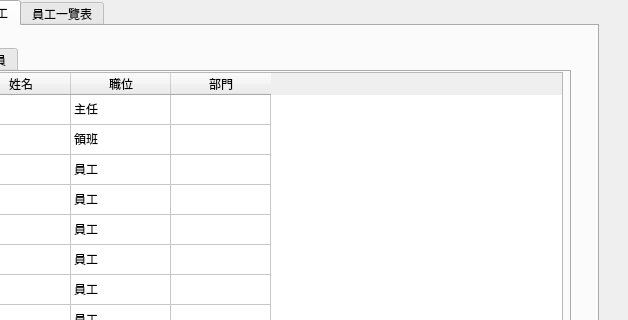
This is gui/mainwindow.ui in jason281/SE_Project as Qt 5 draws it before an edit; both pictures show x 172 to 800 and y 0 to 320 of the 800 by 588 pixel window. The edited form follows.
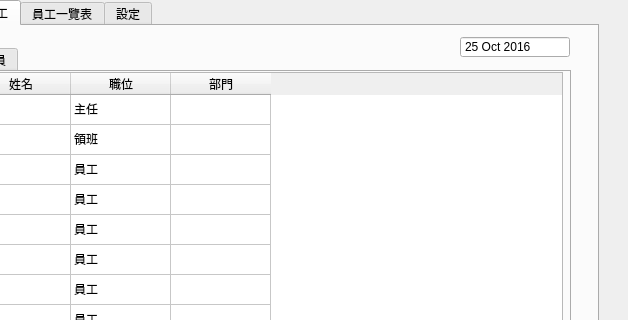
This is the edited form. The open tabs and pages were chosen to show the change.

```diff
--- a/gui/mainwindow.ui
+++ b/gui/mainwindow.ui
@@ -420,6 +420,29 @@
        </widget>
       </widget>
      </widget>
+     <widget class="QDateEdit" name="dateEdit">
+      <property name="geometry">
+       <rect>
+        <x>630</x>
+        <y>10</y>
+        <width>110</width>
+        <height>22</height>
+       </rect>
+      </property>
+      <property name="readOnly">
+       <bool>true</bool>
+      </property>
+      <property name="buttonSymbols">
+       <enum>QAbstractSpinBox::NoButtons</enum>
+      </property>
+      <property name="date">
+       <date>
+        <year>2016</year>
+        <month>10</month>
+        <day>25</day>
+       </date>
+      </property>
+     </widget>
     </widget>
     <widget class="QWidget" name="tab_3">
      <attribute name="title">
@@ -745,6 +768,24 @@
        <string>Remove</string>
       </property>
      </widget>
+     <widget class="QToolButton" name="toolButton_3">
+      <property name="geometry">
+       <rect>
+        <x>150</x>
+        <y>490</y>
+        <width>51</width>
+        <height>21</height>
+       </rect>
+      </property>
+      <property name="text">
+       <string>Modify</string>
+      </property>
+     </widget>
+    </widget>
+    <widget class="QWidget" name="tab_8">
+     <attribute name="title">
+      <string>設定</string>
+     </attribute>
     </widget>
    </widget>
   </widget>
```
Left out of the diff: 4 changed lines with no effect on the pictures.
